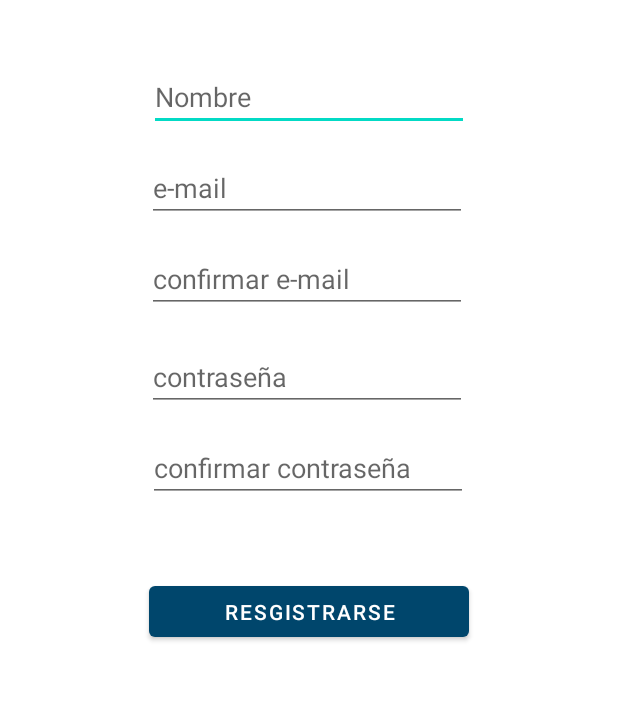
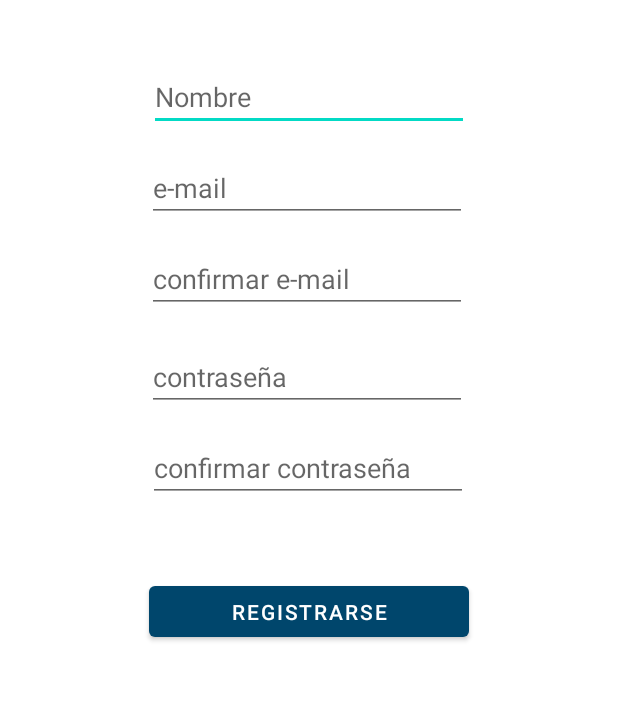
Before and after one commit to SpacesickEmu425/List-It, an Android app: the sigin screen opened directly, with no data from a screen before it, on a phone screen of 412 x 824 dp, the part 246-947 px from its top. Run offline under Robolectric (Android 15) with nearby library versions, the phone set to English and light mode, and no system bars.

Commit message:
Corrección falta ortográfica

```diff
--- a/app/src/main/res/layout/activity_sigin.xml
+++ b/app/src/main/res/layout/activity_sigin.xml
@@ -74,7 +74,7 @@
         android:layout_width="213dp"
         android:layout_height="46dp"
         android:layout_marginTop="50dp"
-        android:text="@string/resgistrarse"
+        android:text="@string/registrarse"
         android:onClick="launchHome"
         app:layout_constraintEnd_toEndOf="parent"
         app:layout_constraintStart_toStartOf="parent"
--- a/app/src/main/res/values/strings.xml
+++ b/app/src/main/res/values/strings.xml
@@ -11,5 +11,5 @@
     <string name="nombre">Nombre</string>
     <string name="confirmar_e_mail">confirmar e-mail</string>
     <string name="confirm_password">confirmar contraseña</string>
-    <string name="resgistrarse">Resgistrarse</string>
+
 </resources>
```
